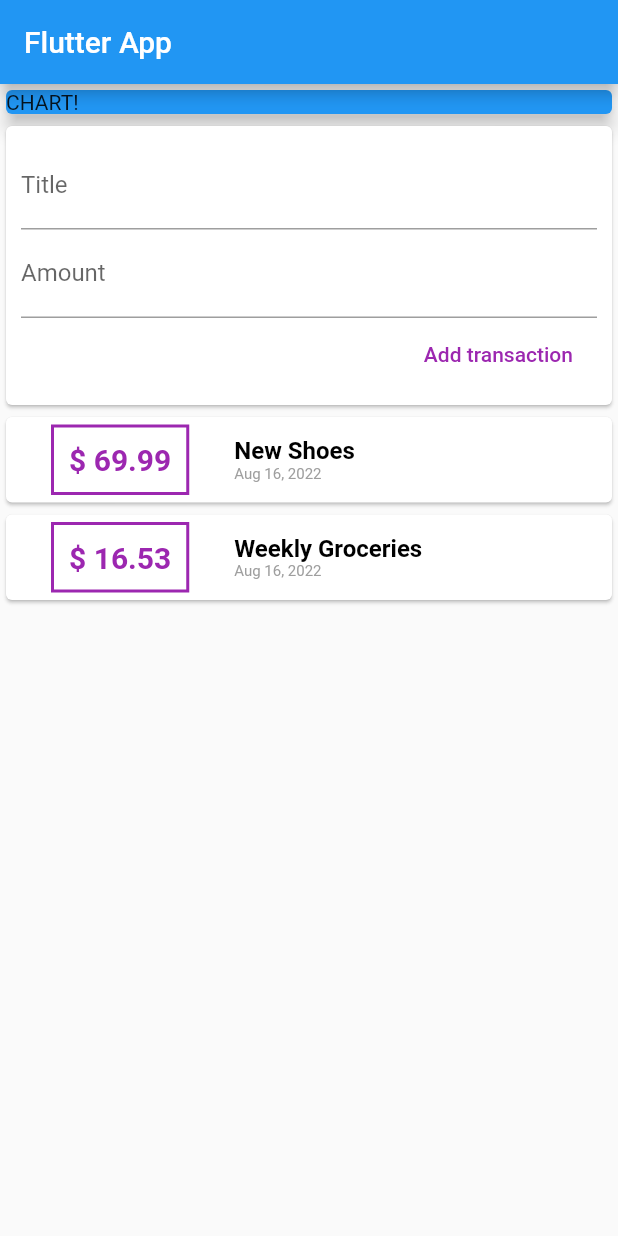
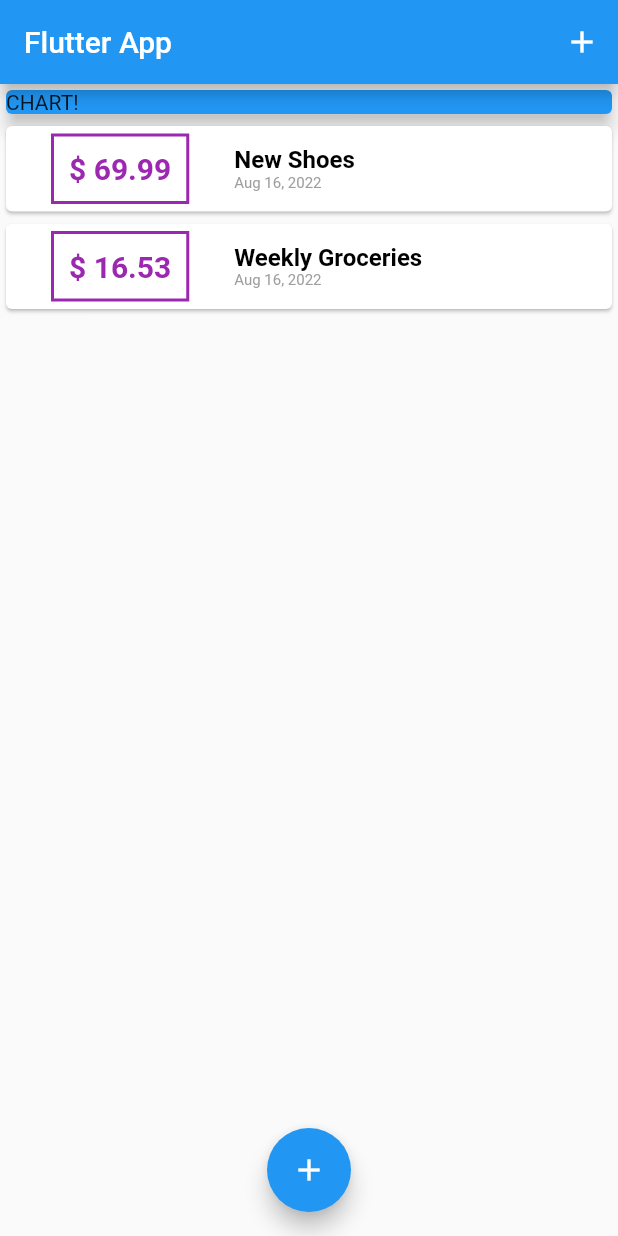
Before and after one commit to deus778/personal-expenses-app-flutter, a Flutter app: the screen it shows after launch, on a phone screen of 412 x 824 dp. Run offline on Flutter 3.47's test engine with Material 2 defaults, Android fonts, the light colour scheme and no system bars.

Commit message:
add bottom sheet modal, delete user transaction widget, make main stateful

```diff
--- a/lib/main.dart
+++ b/lib/main.dart
@@ -1,5 +1,8 @@
 import 'package:flutter/material.dart';
-import 'package:flutter_complete_guide/widgets/user_transactions.dart';
+import 'package:flutter_complete_guide/widgets/new_transactions.dart';
+import 'package:flutter_complete_guide/widgets/transaction_list.dart';
+
+import 'models/transaction.dart';
 
 void main() => runApp(MyApp());
 
@@ -13,12 +16,55 @@ class MyApp extends StatelessWidget {
   }
 }
 
-class MyHomePage extends StatelessWidget {
+class MyHomePage extends StatefulWidget {
+  @override
+  State<MyHomePage> createState() => _MyHomePageState();
+}
+
+class _MyHomePageState extends State<MyHomePage> {
+  final List<Transaction> _userTransactions = [
+    Transaction(
+      id: "T1",
+      title: "New Shoes",
+      amount: 69.99,
+      date: DateTime.now(),
+    ),
+    Transaction(
+      id: "T2",
+      title: "Weekly Groceries",
+      amount: 16.53,
+      date: DateTime.now(),
+    ),
+  ];
+
+  void _addNewTransaction(String title, double amount) {
+    final newTx = Transaction(
+      title: title,
+      amount: amount,
+      date: DateTime.now(),
+      id: DateTime.now().toString(),
+    );
+
+    setState(() {
+      _userTransactions.add(newTx);
+    });
+  }
+
+  void _startAddNewTransaction(BuildContext ctx) {
+    showModalBottomSheet(
+      context: ctx,
+      builder: (_) {
+        return NewTransaction(_addNewTransaction);
+      },
+    );
+  }
+
   @override
   Widget build(BuildContext context) {
     return Scaffold(
       appBar: AppBar(
         title: Text('Flutter App'),
+        actions: [IconButton(onPressed: () => {}, icon: Icon(Icons.add))],
       ),
       body: SingleChildScrollView(
         child: Column(
@@ -31,10 +77,15 @@ class MyHomePage extends StatelessWidget {
                 elevation: 5,
               ),
             ),
-            UserTransactions(),
+            TransactionList(_userTransactions),
           ],
         ),
       ),
+      floatingActionButton: FloatingActionButton(
+        child: Icon(Icons.add),
+        onPressed: () => _startAddNewTransaction(context),
+      ),
+      floatingActionButtonLocation: FloatingActionButtonLocation.centerFloat,
     );
   }
 }
--- a/lib/widgets/transaction_list.dart
+++ b/lib/widgets/transaction_list.dart
@@ -18,7 +18,7 @@ class TransactionList extends StatelessWidget {
               Container(
                 margin: EdgeInsets.symmetric(vertical: 5, horizontal: 30),
                 child: Text(
-                  "\$ ${transactions[index].amount.toString()}",
+                  "\$ ${transactions[index].amount.toStringAsFixed(2)}",
                   style: TextStyle(
                       fontWeight: FontWeight.bold,
                       fontSize: 20,
--- a/lib/widgets/user_transactions.dart
+++ /dev/null
@@ -1,49 +0,0 @@
-import 'package:flutter/material.dart';
-import 'new_transactions.dart';
-import 'transaction_list.dart';
-import '../models/transaction.dart';
-
-class UserTransactions extends StatefulWidget {
-  @override
-  State<UserTransactions> createState() => _UserTransactionsState();
-}
-
-class _UserTransactionsState extends State<UserTransactions> {
-  final List<Transaction> _userTransactions = [
-    Transaction(
-      id: "T1",
-      title: "New Shoes",
-      amount: 69.99,
-      date: DateTime.now(),
-    ),
-    Transaction(
-      id: "T2",
-      title: "Weekly Groceries",
-      amount: 16.53,
-      date: DateTime.now(),
-    ),
-  ];
-
-  void _addNewTransaction(String title, double amount) {
-    final newTx = Transaction(
-      title: title,
-      amount: amount,
-      date: DateTime.now(),
-      id: DateTime.now().toString(),
-    );
-
-    setState(() {
-      _userTransactions.add(newTx);
-    });
-  }
-
-  Widget build(BuildContext context) {
-    return Column(
-      crossAxisAlignment: CrossAxisAlignment.start,
-      children: [
-        NewTransaction(_addNewTransaction),
-        TransactionList(_userTransactions),
-      ],
-    );
-  }
-}
```
Also changed, not shown: lib/widgets/new_transactions.dart (+16 -4 lines).
